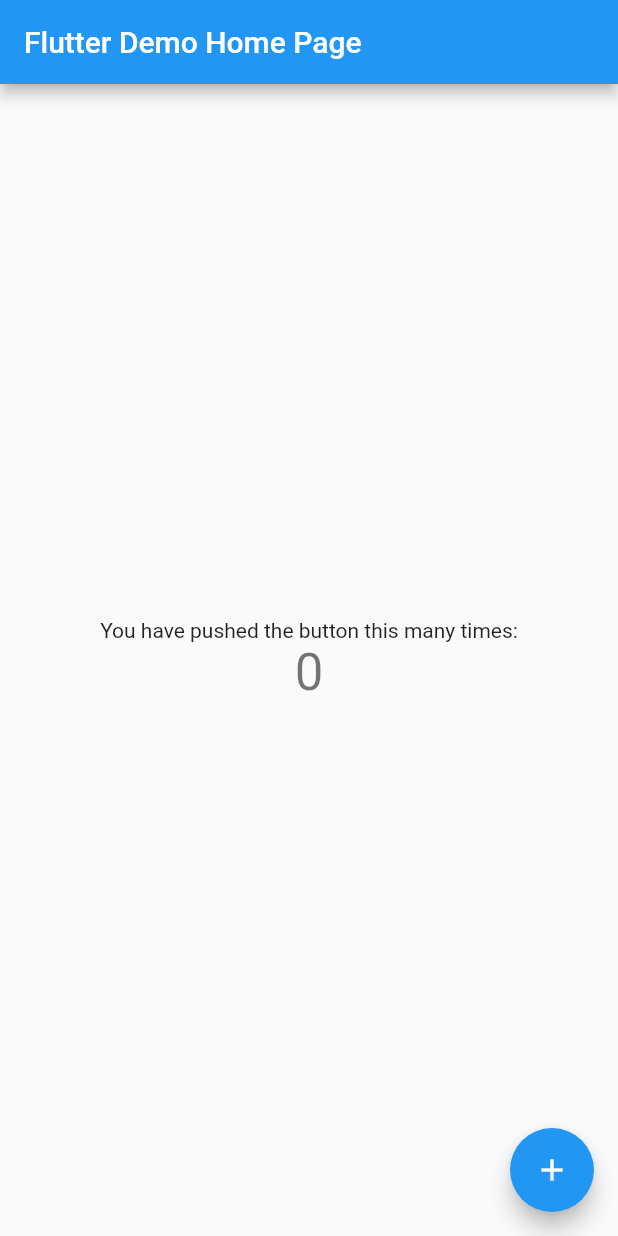
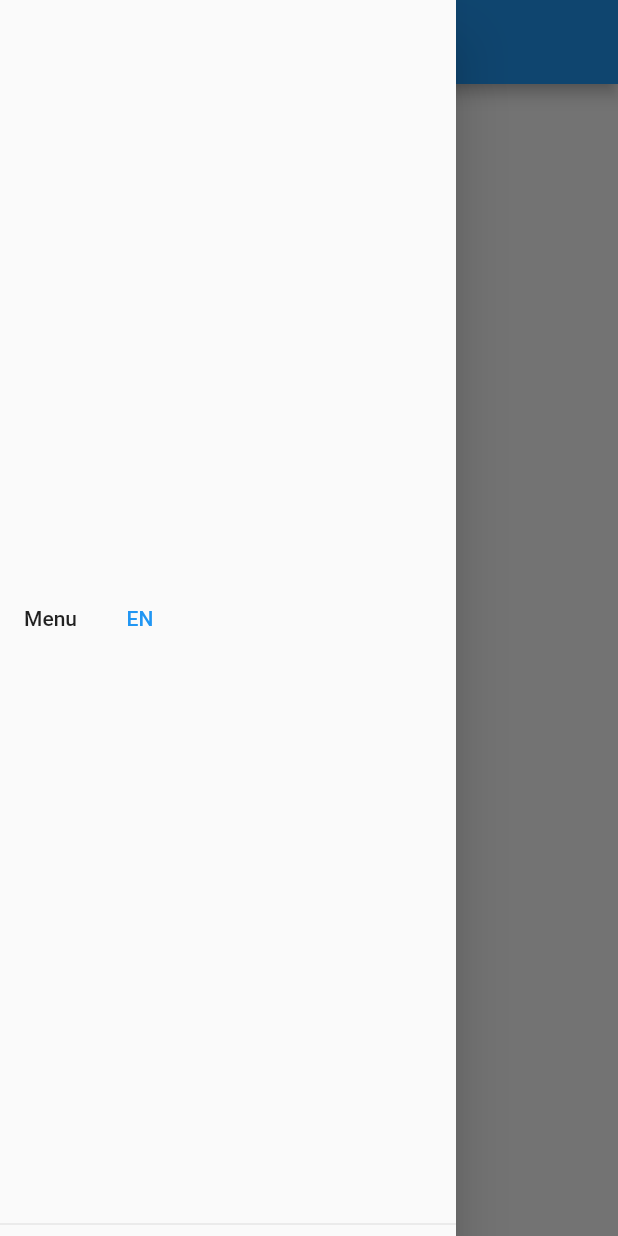
Before and after one commit to Yura-0/booker, a Flutter app: the screen it shows after launch, with the side drawer open (before the commit the screen has no drawer), on a phone screen of 412 x 824 dp. Run offline on Flutter 3.47's test engine with Material 2 defaults, Android fonts, the phone set to English and light mode, and no system bars; our stand-ins replace flutter_bloc, shared_preferences; generated files the repository leaves out were written again.

Commit message:
Create localization 1 iteration

```diff
--- /dev/null
+++ b/Sources/Booker/booker/lib/booker_app.dart
@@ -0,0 +1,37 @@
+import 'package:booker/core/localization/localization_bloc.dart';
+import 'package:booker/features/home_features/view/home_screen.dart';
+import 'package:flutter/material.dart';
+import 'package:flutter_bloc/flutter_bloc.dart';
+import 'package:flutter_localizations/flutter_localizations.dart';
+import 'package:booker/generated/l10n.dart';
+
+class BookerApp extends StatelessWidget {
+  const BookerApp({super.key});
+
+  Widget build(BuildContext context) {
+
+    return MultiBlocProvider(
+      providers: [
+        BlocProvider<LocalizationBloc>(
+          create: (context) => LocalizationBloc()..loadSavedLocale(),
+        ),
+      ],
+      child: BlocBuilder<LocalizationBloc, Locale>(builder: (context, locale) {
+        return MaterialApp(
+          title: 'Booker app',
+          theme: ThemeData(
+            primarySwatch: Colors.blue,
+          ),
+          localizationsDelegates: const [
+            S.delegate,
+            GlobalMaterialLocalizations.delegate,
+            GlobalWidgetsLocalizations.delegate,
+            GlobalCupertinoLocalizations.delegate,
+          ],
+          supportedLocales: S.delegate.supportedLocales,
+          home: HomeScreen(),
+        );
+      }),
+    );
+  }
+}
--- /dev/null
+++ b/Sources/Booker/booker/lib/features/home_features/view/home_screen.dart
@@ -0,0 +1,37 @@
+import 'package:booker/core/localization/localization_bloc.dart';
+import 'package:booker/generated/l10n.dart';
+import 'package:flutter/material.dart';
+import 'package:flutter_bloc/flutter_bloc.dart';
+
+class HomeScreen extends StatelessWidget {
+  const HomeScreen({super.key});
+
+
+  @override
+  Widget build(BuildContext context) {
+    final localizationBloc = BlocProvider.of<LocalizationBloc>(context);
+    return Scaffold(
+      appBar: AppBar(
+        title: Text(S.of(context).hello),
+      ),
+      body: Center(child: Text(S.of(context).home)),
+      drawer: Drawer(
+        child: DrawerHeader(
+            child: Row(
+          children: [
+            Text(S.of(context).menu),
+            const SizedBox(width: 10,),
+            TextButton(
+                onPressed: () {
+                  localizationBloc.setLocale(
+                    localizationBloc.state == const Locale('en', '') ? LocaleType.ua : LocaleType.en,
+                  );
+                },
+                child: Text(localizationBloc.state == const Locale('en', '') ? "EN" : "UA",),
+              ),
+          ],
+        )),
+      ),
+    );
+  }
+}
--- /dev/null
+++ b/Sources/Booker/booker/lib/l10n/intl_en.arb
@@ -0,0 +1,5 @@
+{
+    "hello" : "Hello",
+    "home" : "Home",
+    "menu" : "Menu"
+}
--- /dev/null
+++ b/Sources/Booker/booker/lib/l10n/intl_ua.arb
@@ -0,0 +1,5 @@
+{
+    "hello" : "Привіт",
+    "home" : "Дім",
+    "menu" : "Меню"
+}
--- a/Sources/Booker/booker/lib/main.dart
+++ b/Sources/Booker/booker/lib/main.dart
@@ -1,115 +1,7 @@
+import 'package:booker/booker_app.dart';
 import 'package:flutter/material.dart';
 
+
 void main() {
-  runApp(const MyApp());
+  runApp(const BookerApp());
 }
-
-class MyApp extends StatelessWidget {
-  const MyApp({super.key});
-
-  // This widget is the root of your application.
-  @override
-  Widget build(BuildContext context) {
-    return MaterialApp(
-      title: 'Flutter Demo',
-      theme: ThemeData(
-        // This is the theme of your application.
-        //
-        // Try running your application with "flutter run". You'll see the
-        // application has a blue toolbar. Then, without quitting the app, try
-        // changing the primarySwatch below to Colors.green and then invoke
-        // "hot reload" (press "r" in the console where you ran "flutter run",
-        // or simply save your changes to "hot reload" in a Flutter IDE).
-        // Notice that the counter didn't reset back to zero; the application
-        // is not restarted.
-        primarySwatch: Colors.blue,
-      ),
-      home: const MyHomePage(title: 'Flutter Demo Home Page'),
-    );
-  }
-}
-
-class MyHomePage extends StatefulWidget {
-  const MyHomePage({super.key, required this.title});
-
-  // This widget is the home page of your application. It is stateful, meaning
-  // that it has a State object (defined below) that contains fields that affect
-  // how it looks.
-
-  // This class is the configuration for the state. It holds the values (in this
-  // case the title) provided by the parent (in this case the App widget) and
-  // used by the build method of the State. Fields in a Widget subclass are
-  // always marked "final".
-
-  final String title;
-
-  @override
-  State<MyHomePage> createState() => _MyHomePageState();
-}
-
-class _MyHomePageState extends State<MyHomePage> {
-  int _counter = 0;
-
-  void _incrementCounter() {
-    setState(() {
-      // This call to setState tells the Flutter framework that something has
-      // changed in this State, which causes it to rerun the build method below
-      // so that the display can reflect the updated values. If we changed
-      // _counter without calling setState(), then the build method would not be
-      // called again, and so nothing would appear to happen.
-      _counter++;
-    });
-  }
-
-  @override
-  Widget build(BuildContext context) {
-    // This method is rerun every time setState is called, for instance as done
-    // by the _incrementCounter method above.
-    //
-    // The Flutter framework has been optimized to make rerunning build methods
-    // fast, so that you can just rebuild anything that needs updating rather
-    // than having to individually change instances of widgets.
-    return Scaffold(
-      appBar: AppBar(
-        // Here we take the value from the MyHomePage object that was created by
-        // the App.build method, and use it to set our appbar title.
-        title: Text(widget.title),
-      ),
-      body: Center(
-        // Center is a layout widget. It takes a single child and positions it
-        // in the middle of the parent.
-        child: Column(
-          // Column is also a layout widget. It takes a list of children and
-          // arranges them vertically. By default, it sizes itself to fit its
-          // children horizontally, and tries to be as tall as its parent.
-          //
-          // Invoke "debug painting" (press "p" in the console, choose the
-          // "Toggle Debug Paint" action from the Flutter Inspector in Android
-          // Studio, or the "Toggle Debug Paint" command in Visual Studio Code)
-          // to see the wireframe for each widget.
-          //
-          // Column has various properties to control how it sizes itself and
-          // how it positions its children. Here we use mainAxisAlignment to
-          // center the children vertically; the main axis here is the vertical
-          // axis because Columns are vertical (the cross axis would be
-          // horizontal).
-          mainAxisAlignment: MainAxisAlignment.center,
-          children: <Widget>[
-            const Text(
-              'You have pushed the button this many times:',
-            ),
-            Text(
-              '$_counter',
-              style: Theme.of(context).textTheme.headline4,
-            ),
-          ],
-        ),
-      ),
-      floatingActionButton: FloatingActionButton(
-        onPressed: _incrementCounter,
-        tooltip: 'Increment',
-        child: const Icon(Icons.add),
-      ), // This trailing comma makes auto-formatting nicer for build methods.
-    );
-  }
-}
```
Also changed, not shown: Sources/Booker/booker/lib/core/localization/localization_bloc.dart (added, +45 -0 lines), Sources/Booker/booker/pubspec.yaml (+6 -6 lines), Sources/Booker/booker/pubspec.lock, 3 other files.
